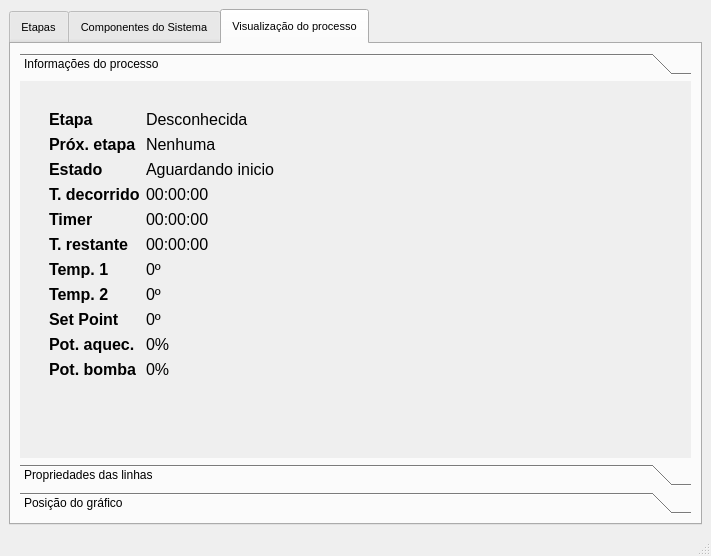
cristhianwb/BebumBrew, file mainwindow.ui: the form before one commit.
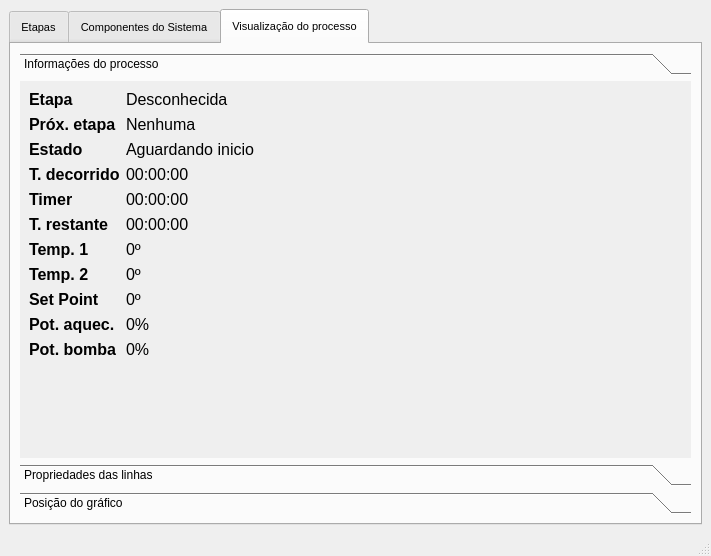
The form after the commit. The open tabs and pages were chosen to show the change. Icons and pictures are not drawn.

What changed in the file:
```diff
--- a/mainwindow.ui
+++ b/mainwindow.ui
@@ -632,7 +632,7 @@
               <x>0</x>
               <y>0</y>
               <width>657</width>
-              <height>396</height>
+              <height>377</height>
              </rect>
             </property>
             <attribute name="label">
@@ -648,10 +648,10 @@
                 <enum>QFormLayout::AllNonFixedFieldsGrow</enum>
                </property>
                <property name="leftMargin">
-                <number>20</number>
+                <number>0</number>
                </property>
                <property name="topMargin">
-                <number>20</number>
+                <number>0</number>
                </property>
                <item row="0" column="0">
                 <widget class="QLabel" name="label">
```
